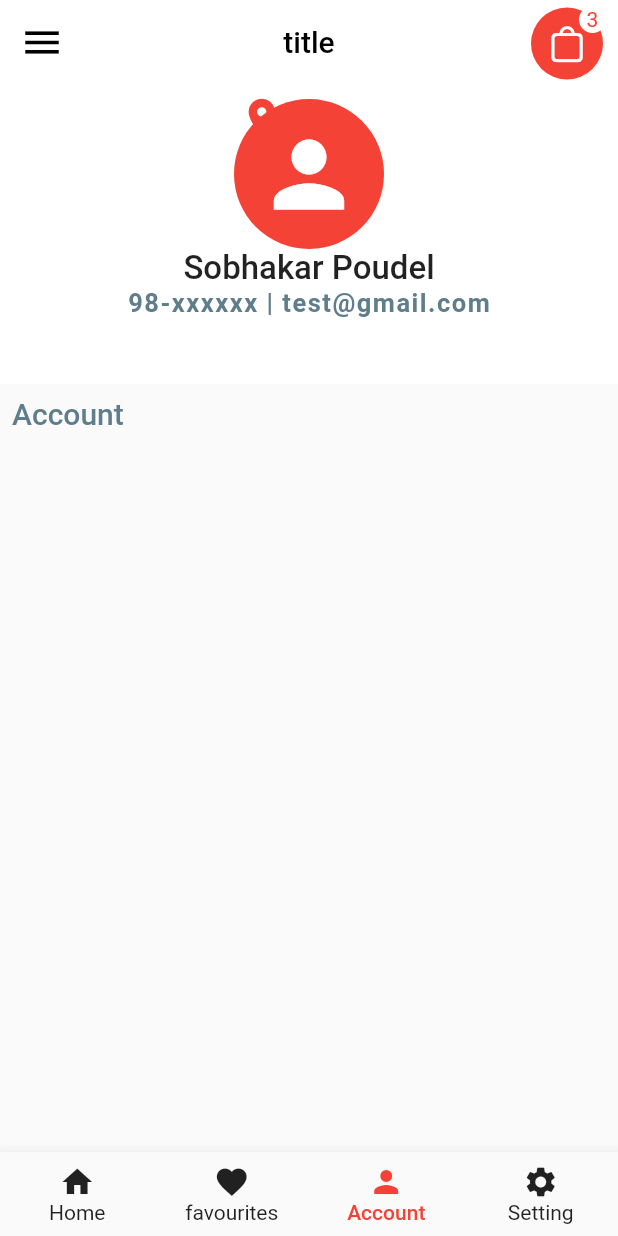
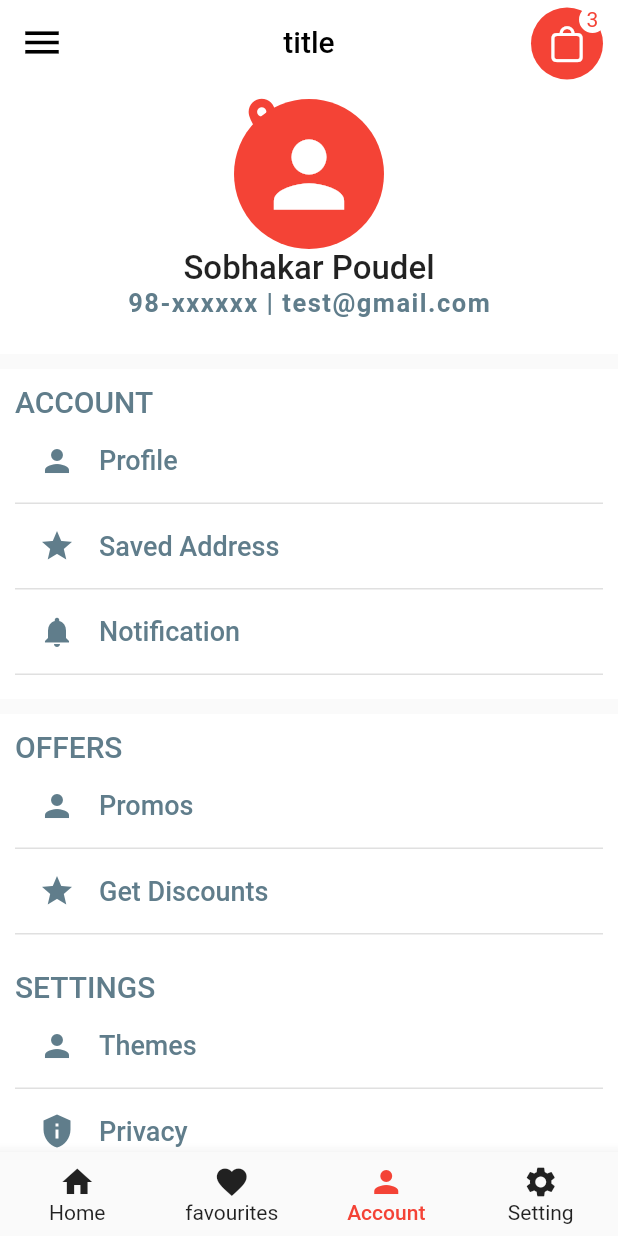
Before and after one commit to bishal-rumba007/FoodApp-UI, a Flutter app: the screen it shows after launch, item 3 of the bottom bar chosen, on a phone screen of 412 x 824 dp. Run offline on Flutter 3.47's test engine with Material 2 defaults, Android fonts, the phone set to English and light mode, and no system bars; network calls fail.

Commit message:
account screen done

```diff
--- /dev/null
+++ b/lib/common widget/listTiles.dart
@@ -0,0 +1,32 @@
+import 'package:flutter/material.dart';
+
+
+class customListTile extends StatelessWidget {
+  final String title;
+  final IconData leadingIcon;
+  customListTile({required this.title, required this.leadingIcon});
+
+  @override
+  Widget build(BuildContext context) {
+    return Container(
+      decoration: BoxDecoration(
+          border: Border(
+              bottom: BorderSide(
+                  color: Colors.black12
+              )
+          )
+      ),
+      child: ListTile(
+        leading: Icon(leadingIcon, color: Colors.blueGrey,),
+        title: Text(title,
+          style: TextStyle(
+              color: Colors.blueGrey,
+              fontSize: 18,
+              fontWeight: FontWeight.w500
+          ),
+        ),
+        horizontalTitleGap: 0,
+      ),
+    );
+  }
+}
--- a/lib/main.dart
+++ b/lib/main.dart
@@ -1,5 +1,5 @@
 import 'package:flutter/material.dart';
-import 'package:food_app_ui/home_page.dart';
+import 'package:food_app_ui/view/home_page.dart';
 
 
 void main(){
--- a/lib/view/home_body.dart
+++ b/lib/view/Screens/home_body.dart
@@ -1,8 +1,8 @@
 import 'package:flutter/cupertino.dart';
 import 'package:flutter/material.dart';
 
-import '../common widget/popular_food.dart';
-import '../model/food.dart';
+import '../../common widget/popular_food.dart';
+import '../../model/food.dart';
 
 
 class HomeBody extends StatelessWidget {
--- /dev/null
+++ b/lib/view/Screens/user_account.dart
@@ -0,0 +1,172 @@
+import 'package:flutter/cupertino.dart';
+import 'package:flutter/material.dart';
+import 'package:food_app_ui/common%20widget/listTiles.dart';
+
+class Account extends StatelessWidget {
+  final searchController = TextEditingController();
+
+  @override
+  Widget build(BuildContext context) {
+    return Scaffold(
+      appBar: AppBar(
+        elevation: 0,
+        backgroundColor: Colors.white,
+        leading: Icon(
+          Icons.menu,
+          color: Colors.black,
+          size: 30,
+        ),
+        title: Text(
+          'title',
+          style: TextStyle(color: Colors.black),
+        ),
+        flexibleSpace: Container(
+          margin: EdgeInsets.only(right: 63, top: 63),
+          child: Icon(
+            Icons.location_on,
+            size: 30,
+            color: Colors.red,
+          ),
+        ),
+        centerTitle: true,
+        actions: [
+          Stack(
+            children: [
+              Container(
+                margin: EdgeInsets.only(top: 5, right: 10),
+                decoration: BoxDecoration(
+                    color: Colors.red, borderRadius: BorderRadius.circular(40)),
+                child: IconButton(
+                    onPressed: () {},
+                    icon: Center(
+                        child: Icon(
+                      CupertinoIcons.bag,
+                      size: 28,
+                    ))),
+              ),
+              Container(
+                decoration: BoxDecoration(
+                    color: Colors.white,
+                    borderRadius: BorderRadius.circular(20)),
+                margin: EdgeInsets.only(left: 32, top: 4),
+                height: 18,
+                width: 18,
+                child: Center(
+                    child: Text(
+                  '3',
+                  style: TextStyle(color: Colors.red),
+                )),
+              )
+            ],
+          )
+        ],
+        bottom: PreferredSize(
+          preferredSize: Size.fromHeight(180),
+          child: Padding(
+            padding: EdgeInsets.symmetric(horizontal: 8.0),
+            child: Container(
+              height: 180,
+              width: double.infinity,
+              child: Padding(
+                padding: const EdgeInsets.all(10.0),
+                child: Column(
+                  children: [
+                    Container(
+                      height: 100,
+                      width: 100,
+                      decoration: BoxDecoration(
+                          color: Colors.red, shape: BoxShape.circle),
+                      child: Icon(
+                        Icons.person,
+                        color: Colors.white,
+                        size: 70,
+                      ),
+                    ),
+                    Text('Sobhakar Poudel',
+                        style: TextStyle(
+                            fontSize: 22, fontWeight: FontWeight.w500)),
+                    Text('98-xxxxxx | test@gmail.com',
+                        style: TextStyle(
+                            letterSpacing: 1,
+                            color: Colors.blueGrey,
+                            fontSize: 17,
+                            fontWeight: FontWeight.w600))
+                  ],
+                ),
+              ),
+            ),
+          ),
+        ),
+      ),
+      body: SafeArea(
+        child: ListView(
+          padding: EdgeInsets.symmetric(vertical: 10),
+          children: [
+            Container(
+                padding: EdgeInsets.all(10),
+                height: 220,
+                width: double.infinity,
+                color: Colors.white,
+                child: Column(
+                  crossAxisAlignment: CrossAxisAlignment.start,
+                  children: [
+                    Text(
+                      'ACCOUNT',
+                      style: TextStyle(
+                          color: Colors.blueGrey,
+                          fontSize: 20,
+                          fontWeight: FontWeight.w500),
+                    ),
+                    customListTile(title: 'Profile', leadingIcon: Icons.person),
+                    customListTile(title: 'Saved Address', leadingIcon: Icons.star),
+                    customListTile(title: 'Notification', leadingIcon: Icons.notifications),
+                  ],
+                )
+            ),
+            SizedBox(height: 10,),
+            Container(
+                padding: EdgeInsets.all(10),
+                height: 160,
+                width: double.infinity,
+                color: Colors.white,
+                child: Column(
+                  crossAxisAlignment: CrossAxisAlignment.start,
+                  children: [
+                    Text(
+                      'OFFERS',
+                      style: TextStyle(
+                          color: Colors.blueGrey,
+                          fontSize: 20,
+                          fontWeight: FontWeight.w500),
+                    ),
+                    customListTile(title: 'Promos', leadingIcon: Icons.person),
+                    customListTile(title: 'Get Discounts', leadingIcon: Icons.star),
+                  ],
+                )
+            ),
+            Container(
+                padding: EdgeInsets.all(10),
+                height: 160,
+                width: double.infinity,
+                color: Colors.white,
+                child: Column(
+                  crossAxisAlignment: CrossAxisAlignment.start,
+                  children: [
+                    Text(
+                      'SETTINGS',
+                      style: TextStyle(
+                          color: Colors.blueGrey,
+                          fontSize: 20,
+                          fontWeight: FontWeight.w500),
+                    ),
+                    customListTile(title: 'Themes', leadingIcon: Icons.person),
+                    customListTile(title: 'Privacy', leadingIcon: Icons.privacy_tip),
+                  ],
+                )),
+
+          ],
+        ),
+      ),
+    );
+  }
+}
--- a/lib/view/user_account.dart
+++ /dev/null
@@ -1,125 +0,0 @@
-import 'package:flutter/cupertino.dart';
-import 'package:flutter/material.dart';
-
-
-class Account extends StatelessWidget {
-  final searchController = TextEditingController();
-
-  @override
-  Widget build(BuildContext context) {
-    return Scaffold(
-      appBar: AppBar(
-        elevation: 0,
-        backgroundColor: Colors.white,
-        leading: Icon(
-          Icons.menu,
-          color: Colors.black,
-          size: 30,
-        ),
-        title: Text(
-          'title',
-          style: TextStyle(color: Colors.black),
-        ),
-        flexibleSpace: Container(
-          margin: EdgeInsets.only(right: 63, top: 63),
-          child: Icon(
-            Icons.location_on,
-            size: 30,
-            color: Colors.red,
-          ),
-        ),
-        centerTitle: true,
-        actions: [
-          Stack(
-            children: [
-              Container(
-                margin: EdgeInsets.only(top: 5, right: 10),
-                decoration: BoxDecoration(
-                    color: Colors.red, borderRadius: BorderRadius.circular(40)),
-                child: IconButton(
-                    onPressed: () {},
-                    icon: Center(
-                        child: Icon(
-                          CupertinoIcons.bag,
-                          size: 28,
-                        ))),
-              ),
-              Container(
-                decoration: BoxDecoration(
-                    color: Colors.white,
-                    borderRadius: BorderRadius.circular(20)),
-                margin: EdgeInsets.only(left: 32, top: 4),
-                height: 18,
-                width: 18,
-                child: Center(
-                    child: Text(
-                      '3',
-                      style: TextStyle(color: Colors.red),
-                    )),
-              )
-            ],
-          )
-        ],
-        bottom: PreferredSize(
-          preferredSize: Size.fromHeight(200),
-          child: Padding(
-            padding: EdgeInsets.symmetric(horizontal: 8.0),
-            child: Container(
-              height: 200,
-              width: double.infinity,
-              child: Padding(
-                padding: const EdgeInsets.all(10.0),
-                child: Column(
-                  children: [
-                    Container(
-                      height: 100,
-                      width: 100,
-                      decoration: BoxDecoration(
-                        color: Colors.red,
-                        shape: BoxShape.circle
-                      ),
-                      child: Icon(Icons.person, color: Colors.white, size: 70,),
-                    ),
-                    Text('Sobhakar Poudel',
-                        style: TextStyle(
-                          fontSize: 22,
-                          fontWeight: FontWeight.w500
-                        )
-                    ),
-                    Text('98-xxxxxx | test@gmail.com',
-                        style: TextStyle(
-                          letterSpacing: 1,
-                            color: Colors.blueGrey,
-                            fontSize: 17,
-                            fontWeight: FontWeight.w600
-                    )
-                    )
-                  ],
-                ),
-              ),
-            ),
-          ),
-        ),
-      ),
-
-      body: SafeArea(
-        child: Padding(
-          padding: const EdgeInsets.all(8.0),
-          child: ListView(
-            children: [
-              Text('Account',
-                  style: TextStyle(
-                    color: Colors.blueGrey,
-                      fontSize: 20,
-                      fontWeight: FontWeight.w500
-                  )
-              ),
-            ],
-          ),
-        ),
-      ),
-
-
-    );
-  }
-}
```
Also changed, not shown: lib/view/home_page.dart (renamed from lib/home_page.dart, +4 -5 lines), lib/view/Screens/screen2.dart (renamed from lib/view/screen2.dart), lib/view/Screens/screen4.dart (renamed from lib/view/screen4.dart), lib/view/detail_page.dart (added).
